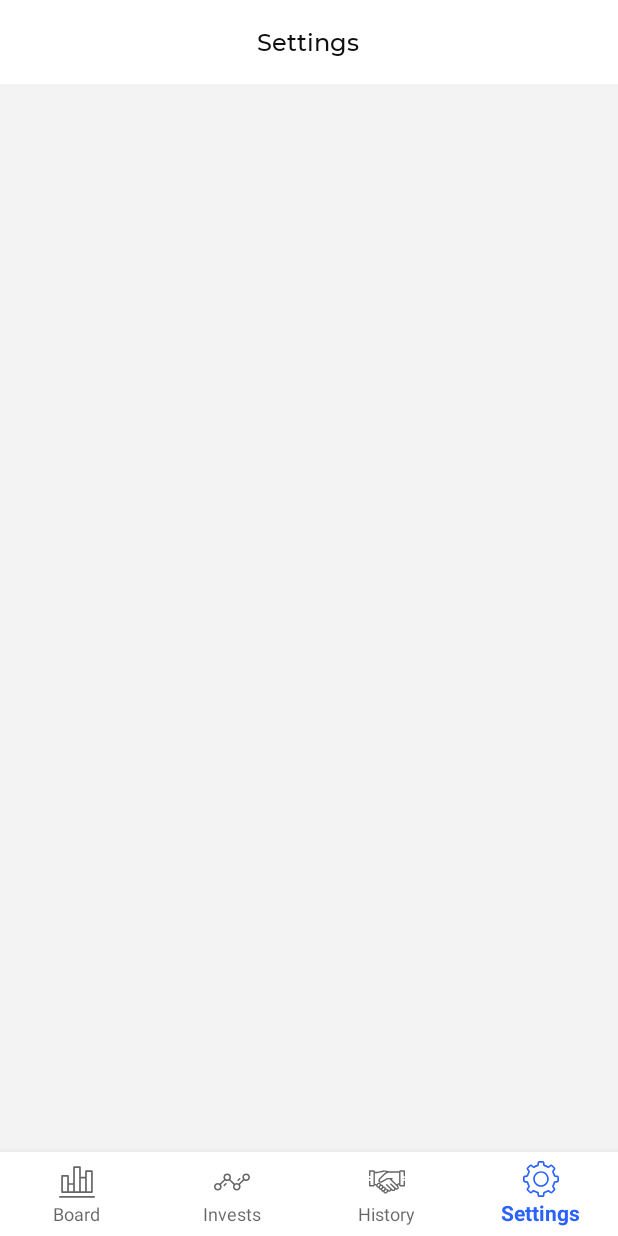
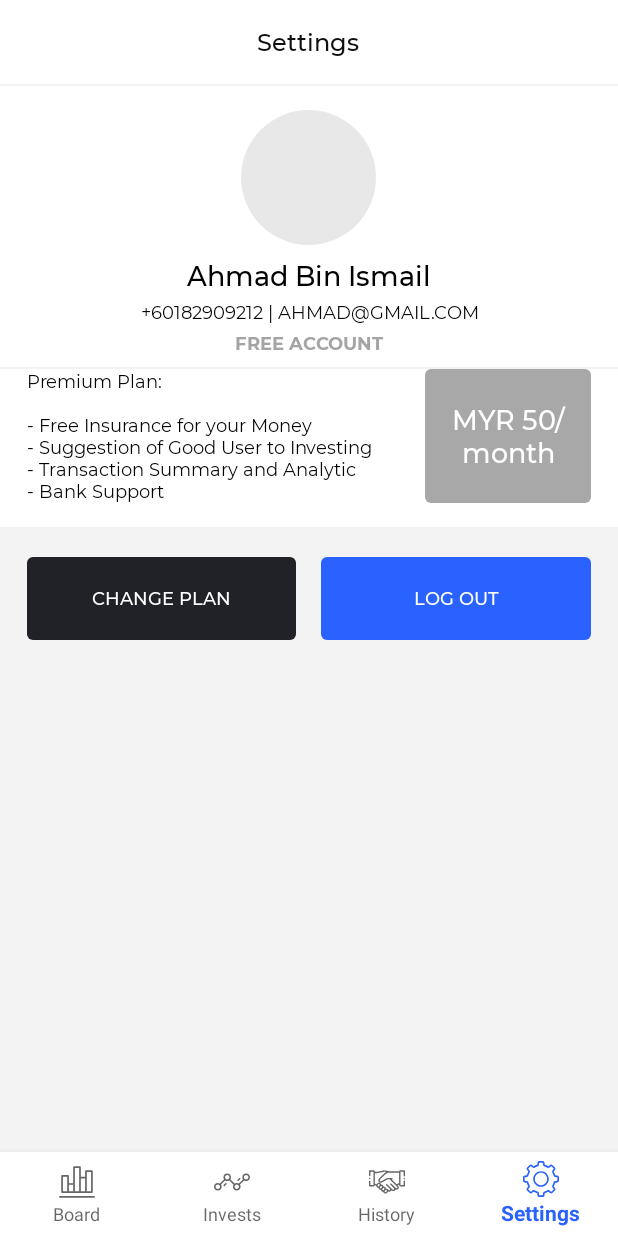
Before and after one commit to aldieemaulana/LendMe, an Android app: the screen it shows after launch once a user with an empty profile is signed in (MainActivity), item 4 of the bottom bar chosen, on a phone screen of 412 x 824 dp. Run offline under Robolectric (Android 15) with nearby library versions, the phone set to English and light mode, and no system bars; our stand-ins replace CircleImageView, Firebase (no records; nobody signed in at launch, a user with empty details on screens opened directly); libraries missing offline, so code that uses them is left out: com.kaopiz.kprogresshud; 1 statement that could not run was skipped.

Commit message:
Setting change

```diff
--- a/app/src/main/java/com/jomhack/lendme/activity/DetailLoanActivity.kt
+++ b/app/src/main/java/com/jomhack/lendme/activity/DetailLoanActivity.kt
@@ -60,35 +60,41 @@ class DetailLoanActivity : BaseActivity() {
         acceptButton.setOnClickListener {
             val fbAuth = App.getFirebaseAuth()
 
-            Snackbar.make(
+            val snackbar = Snackbar.make(
                     container,
                     "The transaction number ${audit?.auditId} has been accepted by ${fbAuth.currentUser!!.phoneNumber}" ,
                     Snackbar.LENGTH_SHORT
-            ).show()
+            )
+
+            snackbar.show()
 
             val mHandler = Handler()
             val mRunnable = Runnable {
+                snackbar.dismiss()
                 finish()
             }
 
-            mHandler.postDelayed(mRunnable, 1500)
+            mHandler.postDelayed(mRunnable, 1750)
         }
 
         rejectButton.setOnClickListener {
             val fbAuth = App.getFirebaseAuth()
 
-            Snackbar.make(
+            val snackbar = Snackbar.make(
                     container,
                     "The transaction number ${audit?.auditId} has been rejected by ${fbAuth.currentUser!!.phoneNumber}" ,
                     Snackbar.LENGTH_SHORT
-            ).show()
+            )
+
+            snackbar.show()
 
             val mHandler = Handler()
             val mRunnable = Runnable {
+                snackbar.dismiss()
                 finish()
             }
 
-            mHandler.postDelayed(mRunnable, 1500)
+            mHandler.postDelayed(mRunnable, 1750)
         }
     }
 
--- a/app/src/main/java/com/jomhack/lendme/fragment/SettingsFragment.kt
+++ b/app/src/main/java/com/jomhack/lendme/fragment/SettingsFragment.kt
@@ -1,6 +1,22 @@
 package com.jomhack.lendme.fragment
 
+import android.content.Intent
+import android.os.Bundle
+import android.os.Handler
+import android.support.design.widget.Snackbar
 import android.support.v4.app.Fragment
+import android.view.LayoutInflater
+import android.view.View
+import android.view.ViewGroup
+import com.google.firebase.auth.FirebaseAuth
+import com.google.gson.Gson
+import com.jomhack.lendme.App
+import com.jomhack.lendme.R
+import com.jomhack.lendme.activity.LoginActivity
+import com.jomhack.lendme.activity.MainActivity
+import com.jomhack.lendme.base.BaseActivity
+import com.jomhack.lendme.model.User
+import kotlinx.android.synthetic.main.fragment_setting.*
 
 /**
  * Created by Al on 06/10/2018 for JomHack
@@ -8,6 +24,57 @@ import android.support.v4.app.Fragment
 
 class SettingsFragment : Fragment() {
 
+    private lateinit var mActivity : MainActivity
+    private lateinit var fbAuth: FirebaseAuth
+
+    override fun onCreateView(inflater: LayoutInflater, container: ViewGroup?, savedInstanceState: Bundle?): View? {
+        return inflater.inflate(R.layout.fragment_setting, container, false)
+    }
+
+    override fun onViewCreated(view: View, savedInstanceState: Bundle?) {
+        super.onViewCreated(view, savedInstanceState)
+
+        mActivity = (activity as MainActivity)
+
+        setUserData()
+        setListener()
+    }
+
+    private fun setListener() {
+        fbAuth = App.getFirebaseAuth()
+
+        logOutButton.setOnClickListener {
+            BaseActivity.showProgress()
+            fbAuth.signOut()
+            BaseActivity.hideProgress()
+
+            startActivity(Intent(mActivity, LoginActivity::class.java))
+            mActivity.finish()
+        }
+
+        changePlan.setOnClickListener {
+            BaseActivity.showProgress()
+
+            val mHandlerOther = Handler()
+            val mRunnableOther = Runnable {
+                BaseActivity.hideProgress()
+
+                textSubscription.text = "Premium User"
+            }
+
+            mHandlerOther.postDelayed(mRunnableOther, 1750)
+
+        }
+    }
+
+    private fun setUserData() {
+        val jsonAudit = "{\"customer_id\":\"CID001\",\"insert_by\":\"SYSADMIN\",\"insert_date\":\"2018-10-06T13:53:56.000Z\",\"update_by\":\"SYSADMIN\",\"update_date\":\"2018-10-06T13:53:56.000Z\",\"first_name\":\"Ahmad\",\"last_name\":\"Bin Ismail\",\"ic_no\":\"900218-1039-0192\",\"date_of_birth\":\"1990-02-17T16:00:00.000Z\",\"gender\":\"M\",\"profile_rate\":4,\"address1\":\"No 15.\",\"address2\":\"Block 6 Taman Putra\",\"address3\":\"\",\"postal_code\":\"43000\",\"city\":\"Kajang\",\"state\":\"Selangor\",\"country\":\"Malaysia\",\"mobile_no\":\"+60182909212\",\"email\":\"ahmad@gmail.com\",\"emergency_contact_no\":\"+60192321290\",\"remark\":null}"
+        val user = Gson().fromJson(jsonAudit, User::class.java)
+
+        textName.text = "${user?.firstName} ${user?.lastName}"
+        textMobileNumber.text = "${user?.mobileNo} | ${user?.email}"
 
 
+    }
+
 }
--- /dev/null
+++ b/app/src/main/res/layout/fragment_setting.xml
@@ -0,0 +1,145 @@
+<?xml version="1.0" encoding="utf-8"?>
+<LinearLayout xmlns:android="http://schemas.android.com/apk/res/android"
+    xmlns:tools="http://schemas.android.com/tools"
+    xmlns:app="http://schemas.android.com/apk/res-auto"
+    android:layout_width="match_parent"
+    android:layout_height="wrap_content"
+    tools:context=".fragment.InvestsFragment"
+    android:orientation="vertical"
+    android:focusable="true"
+    android:id="@+id/container"
+    android:focusableInTouchMode="true"
+    android:paddingBottom="60dp">
+
+    <LinearLayout
+        android:layout_width="match_parent"
+        android:layout_height="wrap_content"
+        android:orientation="vertical"
+        android:background="@color/colorWhite"
+        android:paddingTop="@dimen/activity_vertical_margin"
+        android:paddingBottom="@dimen/activity_vertical_margin_small"
+        style="@style/AppTheme.Layout.Horizontal">
+
+        <de.hdodenhof.circleimageview.CircleImageView
+            android:id="@+id/imageFoto"
+            android:layout_width="90dp"
+            android:layout_height="90dp"
+            android:scaleType="centerCrop"
+            android:layout_gravity="center"
+            android:src="@drawable/photo_al"
+            tools:src="@tools:sample/avatars"/>
+
+        <com.jomhack.lendme.components.JomTextView
+            android:id="@+id/textName"
+            app:JomFont="M"
+            android:layout_width="match_parent"
+            android:layout_height="wrap_content"
+            android:layout_marginTop="@dimen/component_medium"
+            tools:text="@tools:sample/full_names"
+            android:textColor="@color/colorTextPrimaryDark"
+            android:textSize="@dimen/text_title_big"
+            android:gravity="center"/>
+
+        <com.jomhack.lendme.components.JomTextView
+            android:id="@+id/textMobileNumber"
+            app:JomFont="R"
+            android:layout_width="match_parent"
+            android:layout_height="wrap_content"
+            android:textAllCaps="true"
+            android:layout_marginTop="@dimen/component_small"
+            tools:text="@tools:sample/full_names"
+            android:textColor="@color/colorTextPrimaryDark"
+            android:textSize="@dimen/text_title_small"
+            android:gravity="center"/>
+
+        <com.jomhack.lendme.components.JomTextView
+            android:id="@+id/textSubscription"
+            app:JomFont="B"
+            android:layout_width="match_parent"
+            android:layout_height="wrap_content"
+            android:textAllCaps="true"
+            android:layout_marginTop="@dimen/component_small"
+            android:text="@string/subcribed"
+            android:textColor="@color/colorTextHint"
+            android:textSize="@dimen/text_title_small"
+            android:gravity="center"/>
+
+    </LinearLayout>
+    <LinearLayout
+        android:layout_width="match_parent"
+        android:layout_height="wrap_content"
+        android:orientation="horizontal"
+        android:layout_marginTop="@dimen/divider"
+        android:background="@color/colorWhite"
+        style="@style/AppTheme.Layout.Horizontal"
+        android:paddingBottom="@dimen/activity_vertical_margin"
+        android:layout_marginBottom="@dimen/component_extra_big">
+
+
+        <com.jomhack.lendme.components.JomTextView
+            app:JomFont="R"
+            android:layout_width="0dp"
+            android:layout_weight=".7"
+            android:layout_height="wrap_content"
+            android:text="@string/text_subscribe"
+            android:textColor="@color/colorTextPrimaryDark"
+            android:textSize="@dimen/text_title_small"
+            android:layout_marginRight="@dimen/component_medium"
+            android:gravity="left"/>
+
+        <com.jomhack.lendme.components.JomTextView
+            app:JomFont="M"
+            android:layout_gravity="center"
+            android:background="@drawable/shape_amount"
+            android:layout_width="0dp"
+            android:layout_weight=".3"
+            android:layout_height="match_parent"
+            android:text="@string/text_plan_price"
+            android:textColor="@color/colorWhite"
+            android:textSize="@dimen/text_title_big"
+            android:gravity="center"/>
+
+    </LinearLayout>
+
+
+    <LinearLayout
+        android:id="@+id/buttonPanel"
+        android:layout_width="match_parent"
+        android:layout_height="wrap_content"
+        android:orientation="horizontal"
+        style="@style/AppTheme.Layout.Horizontal"
+        android:layout_marginBottom="@dimen/component_extra"
+        android:weightSum="2.25">
+
+        <com.jomhack.lendme.components.JomButton
+            app:JomFont="M"
+            android:id="@+id/changePlan"
+            android:stateListAnimator="@null"
+            style="@style/AppTheme.ButtonInput.Flat"
+            android:layout_width="0dp"
+            android:layout_weight="1.075"
+            android:layout_height="wrap_content"
+            android:text="@string/text_change_plan"
+            android:textColor="@color/colorWhite"
+            tools:targetApi="lollipop" />
+
+        <View
+            android:layout_width="0dp"
+            android:layout_height="match_parent"
+            android:layout_weight="0.10"/>
+
+        <com.jomhack.lendme.components.JomButton
+            app:JomFont="M"
+            android:id="@+id/logOutButton"
+            android:stateListAnimator="@null"
+            style="@style/AppTheme.ButtonInput.Flat.Secondary"
+            android:layout_width="0dp"
+            android:layout_weight="1.075"
+            android:layout_height="wrap_content"
+            android:text="@string/text_log_out"
+            android:textColor="@color/colorWhite"
+            tools:targetApi="lollipop" />
+
+    </LinearLayout>
+
+</LinearLayout>
--- a/app/src/main/res/layout/item_card_contact.xml
+++ b/app/src/main/res/layout/item_card_contact.xml
@@ -23,7 +23,7 @@
             android:layout_width="70dp"
             android:layout_height="70dp"
             android:scaleType="centerCrop"
-            android:background="@color/colorTextHint"
+            android:src="@drawable/photo_al"
             tools:src="@tools:sample/avatars"/>
 
         <com.jomhack.lendme.components.JomTextView
--- a/app/src/main/res/values/strings.xml
+++ b/app/src/main/res/values/strings.xml
@@ -72,4 +72,9 @@
     <string name="text_accept">Accept</string>
     <string name="text_invest">Investing</string>
     <string name="text_earn">Earning</string>
+    <string name="subcribed">Free Account</string>
+    <string name="text_change_plan">Change Plan</string>
+    <string name="text_log_out">Log Out</string>
+    <string name="text_subscribe">Premium Plan: \n\n- Free Insurance for your Money\n- Suggestion of Good User to Investing \n- Transaction Summary and Analytic \n- Bank Support</string>
+    <string name="text_plan_price">MYR 50/month</string>
 </resources>
```
Also changed, not shown: app/src/main/res/drawable/photo_al.jpg.
